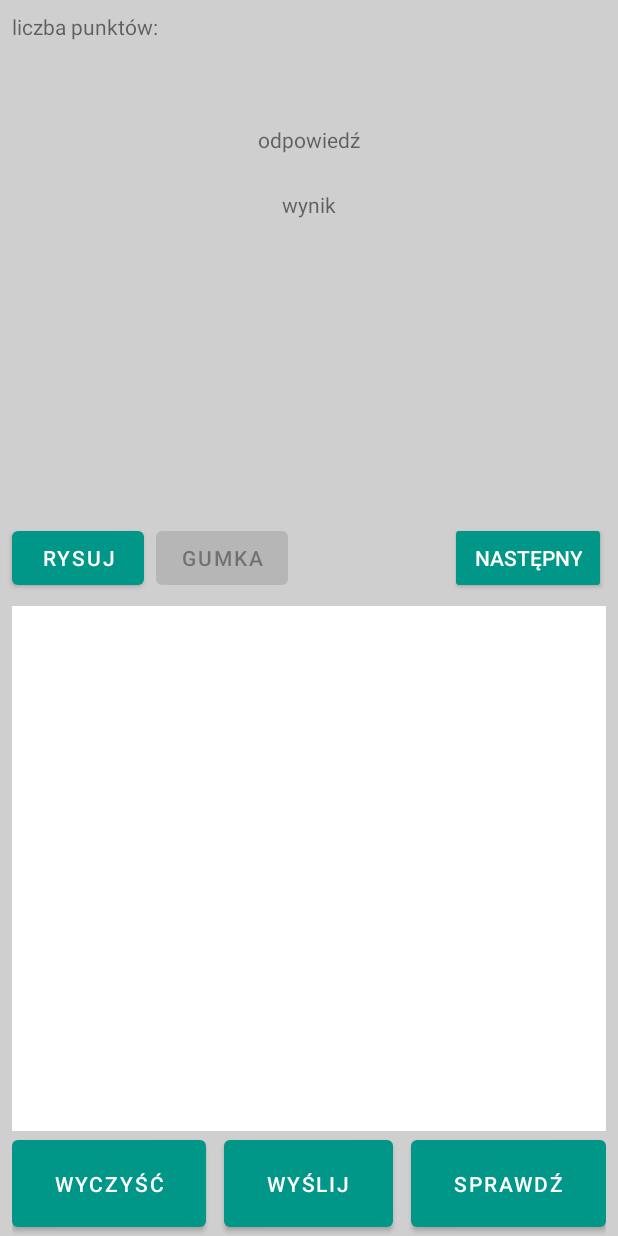
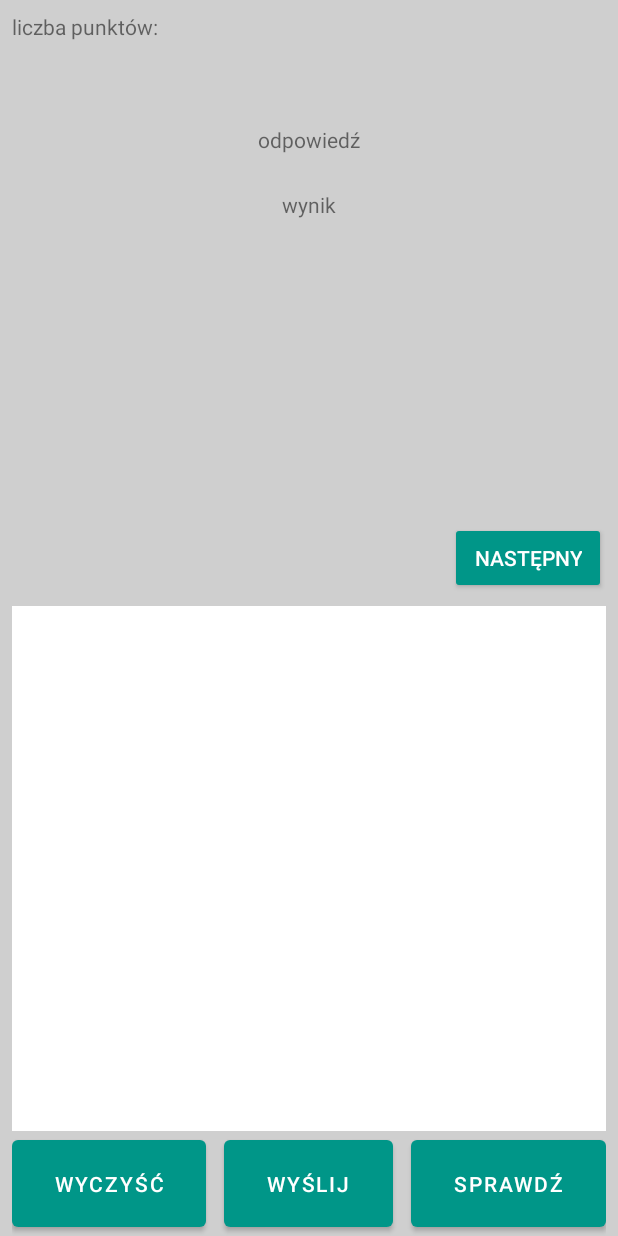
Before and after one commit to Mon4/math-app, an Android app: the MainActivity screen opened directly, with no data from a screen before it, after a tap on "WYCZYŚĆ", on a phone screen of 412 x 824 dp. Run offline under Robolectric (Android 15) with nearby library versions, the phone set to English and light mode, and no system bars; 9 statements that could not run were skipped; 2 other taps on this screen came first.

Commit message:
Revert "eraser buttons"
This reverts commit 5a8025693498e049e9e92007a8142452b5825d16.

```diff
--- a/java/app/src/main/java/pl/monika/maths/MainActivity.java
+++ b/java/app/src/main/java/pl/monika/maths/MainActivity.java
@@ -1,13 +1,16 @@
 package pl.monika.maths;
 
 import android.content.Intent;
+import android.content.SharedPreferences;
+import android.graphics.Color;
 import android.os.Bundle;
 import android.view.View;
-import android.widget.Button;
 import android.widget.TextView;
 
 import androidx.annotation.NonNull;
 import androidx.appcompat.app.AppCompatActivity;
+
+import com.google.gson.Gson;
 
 import java.io.IOException;
 
@@ -31,6 +34,7 @@ public class MainActivity extends AppCompatActivity {
     Mode mode;
 
 
+
     @Override
     protected void onCreate(Bundle savedInstanceState) {
         super.onCreate(savedInstanceState);
@@ -44,19 +48,7 @@ public class MainActivity extends AppCompatActivity {
         String question = task.question;
         taskTextView.setText(question);
 
-
-        // server warmup
         warmup();
-
-
-        // buttons - mode of drawing
-        Button btn_draw = (Button) findViewById(R.id.btn_draw);
-        Button btn_erase = (Button) findViewById(R.id.btn_erase);
-
-        btn_draw.setOnClickListener(x -> launch_draw(btn_draw, btn_erase));
-        btn_erase.setOnClickListener(x -> launch_erase(btn_draw, btn_erase));
-
-        btn_draw.setEnabled(true);
     }
 
     public void clean (View v){
@@ -140,6 +132,7 @@ public class MainActivity extends AppCompatActivity {
             resultTV.setText("BRAK ODPOWIEDZI ! POPRAWNA ODP: " + task.result);
         }
 
+
         scoreUpdate();
     }
 
@@ -165,20 +158,4 @@ public class MainActivity extends AppCompatActivity {
         TextView scoreTV = findViewById(R.id.text_score);
         scoreTV.setText("liczba punktów: " + good_counter + "/" + task_counter);
     }
-
-
-    public void launch_draw(Button btn_draw, Button btn_erase){
-        btn_draw.setEnabled(false);
-        btn_erase.setEnabled(true);
-
-        PaintView x = findViewById(R.id.paintView);
-        x.DrawMode();
-    }
-    public void launch_erase(Button btn_draw, Button btn_erase){
-        btn_draw.setEnabled(true);
-        btn_erase.setEnabled(false);
-
-        PaintView x = findViewById(R.id.paintView);
-        x.EraseMode();
-    }
 }
--- a/java/app/src/main/java/pl/monika/maths/PaintView.java
+++ b/java/app/src/main/java/pl/monika/maths/PaintView.java
@@ -16,41 +16,28 @@ import android.view.ViewGroup.LayoutParams;
 import androidx.annotation.Nullable;
 
 import java.io.ByteArrayOutputStream;
-import java.util.ArrayList;
-import java.util.List;
 
 public class PaintView extends View {
 
     public LayoutParams params;
     public Path path = new Path();
-    public List<Path> paths;
-    private List<Integer> colors;
     private Paint brush = new Paint();
     private boolean cc;
-    private int currentColor = Color.BLACK;
 
 
     public PaintView(Context context, @Nullable AttributeSet attrs) {
         super(context, attrs);
-
-        paths = new ArrayList<>();
-        colors = new ArrayList<>();
-
-        setupBrush();
-
+        brush.setAntiAlias(true);
+        brush.setColor(Color.BLACK);
+        brush.setStyle(Paint.Style.STROKE);
+        brush.setStrokeJoin(Paint.Join.ROUND);
+        brush.setStrokeWidth(15);
         setBackgroundColor(Color.WHITE);
 
 
         params = new LayoutParams(LayoutParams.MATCH_PARENT, LayoutParams.WRAP_CONTENT);
     }
 
-    private void setupBrush(){
-        brush.setColor(currentColor);
-        brush.setAntiAlias(true);
-        brush.setStrokeWidth(15);
-        brush.setStyle(Paint.Style.STROKE);
-        brush.setStrokeJoin(Paint.Join.ROUND);
-    }
 
 
     @Override
@@ -60,13 +47,10 @@ public class PaintView extends View {
 
         switch(event.getAction()){
             case MotionEvent.ACTION_DOWN:
-                Path path = new Path();
                 path.moveTo(pointX, pointY);
-                paths.add(path);
-                colors.add(currentColor);
                 return true;
             case MotionEvent.ACTION_MOVE:
-                paths.get(paths.size() - 1).lineTo(pointX, pointY);
+                path.lineTo(pointX, pointY);
                 break;
             default:
                 return false;
@@ -78,26 +62,14 @@ public class PaintView extends View {
 
     @Override
     protected void onDraw(Canvas canvas) {
-
-
-
-        for (int i = 0; i<paths.size(); i++){
-            brush.setColor(colors.get(i));
-            canvas.drawPath(paths.get(i), brush);
+        if (cc) {
+            path = new Path();
+            Paint clearPaint = new Paint();
+            clearPaint.setXfermode(new PorterDuffXfermode(PorterDuff.Mode.CLEAR));
+            canvas.drawRect(0, 0, 0, 0, clearPaint);
+            cc = false;
         }
-
-        if (cc) {
-            paths.clear();
-        }
-
-//        if (cc) {
-//            path = new Path();
-//            Paint clearPaint = new Paint();
-//            clearPaint.setXfermode(new PorterDuffXfermode(PorterDuff.Mode.CLEAR));
-//            canvas.drawRect(0, 0, 0, 0, clearPaint);
-//            cc = false;
-//        }
-//        canvas.drawPath(path, brush);
+        canvas.drawPath(path, brush);
     }
 
     public void clearCanvas()
@@ -119,15 +91,4 @@ public class PaintView extends View {
 
         return byteArray;
     }
-
-    public void DrawMode() {
-        currentColor = Color.BLACK;
-
-    }
-
-    public void EraseMode() {
-        currentColor = Color.WHITE;
-    }
-
-
 }
--- a/java/app/src/main/res/layout/activity_main.xml
+++ b/java/app/src/main/res/layout/activity_main.xml
@@ -128,24 +128,4 @@
         app:layout_constraintStart_toStartOf="parent"
         app:layout_constraintTop_toTopOf="parent" />
 
-    <Button
-        android:id="@+id/btn_draw"
-        android:layout_width="wrap_content"
-        android:layout_height="wrap_content"
-        android:layout_marginStart="8dp"
-        android:layout_marginBottom="8dp"
-        android:text="@string/draw"
-        app:layout_constraintBottom_toTopOf="@+id/paintView"
-        app:layout_constraintStart_toStartOf="parent" />
-
-    <Button
-        android:id="@+id/btn_erase"
-        android:layout_width="wrap_content"
-        android:layout_height="wrap_content"
-        android:layout_marginStart="8dp"
-        android:layout_marginBottom="8dp"
-        android:text="@string/erase"
-        app:layout_constraintBottom_toTopOf="@+id/paintView"
-        app:layout_constraintStart_toEndOf="@+id/btn_draw" />
-
 </androidx.constraintlayout.widget.ConstraintLayout>
--- a/java/app/src/main/res/values/strings.xml
+++ b/java/app/src/main/res/values/strings.xml
@@ -56,6 +56,4 @@
     <string name="next">następny</string>
     <string name="Background" translatable="false">Background color</string>
     <string name="points">"liczba punktów: "</string>
-    <string name="draw">Rysuj</string>
-    <string name="erase">Gumka</string>
 </resources>
```
Also changed, not shown: 1 other file.
